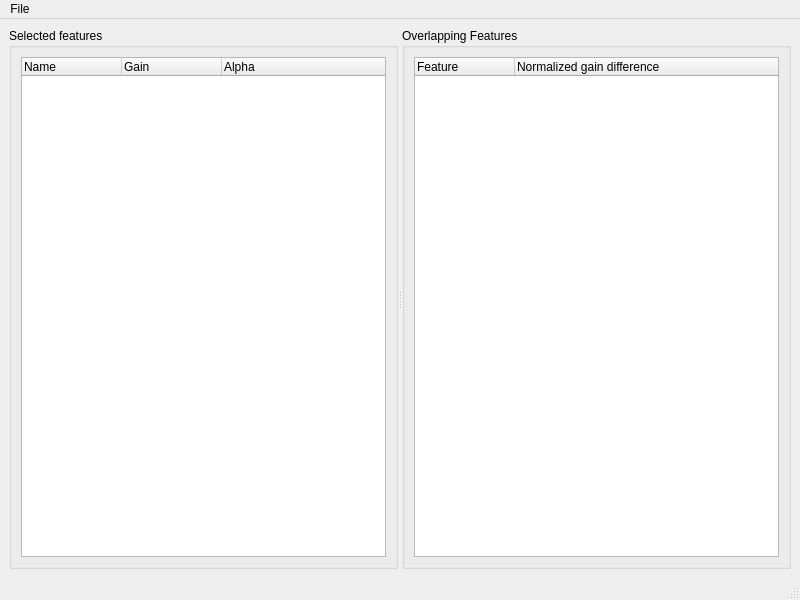
rug-compling/featuresqueeze, file overlapviewer/OverlapMainWindow.ui: the form before one commit.
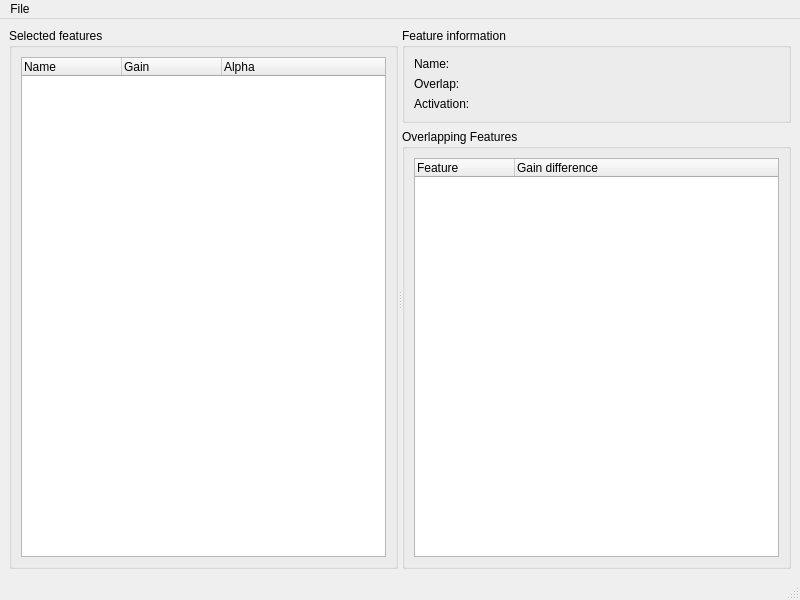
The form after the commit.

Commit message: Add name/overlap/activation information to the overlap viewer.

```diff
--- a/overlapviewer/OverlapMainWindow.ui
+++ b/overlapviewer/OverlapMainWindow.ui
@@ -14,7 +14,7 @@
    <string>MainWindow</string>
   </property>
   <widget class="QWidget" name="centralwidget">
-   <layout class="QVBoxLayout" name="verticalLayout_3">
+   <layout class="QVBoxLayout" name="verticalLayout_5">
     <item>
      <widget class="QSplitter" name="splitter">
       <property name="orientation">
@@ -46,6 +46,82 @@
         </item>
        </layout>
       </widget>
+      <widget class="QWidget" name="layoutWidget">
+       <layout class="QVBoxLayout" name="verticalLayout_4">
+        <item>
+         <widget class="QGroupBox" name="groupBox_3">
+          <property name="title">
+           <string>Feature information</string>
+          </property>
+          <layout class="QVBoxLayout" name="verticalLayout_3">
+           <item>
+            <layout class="QFormLayout" name="formLayout">
+             <property name="labelAlignment">
+              <set>Qt::AlignLeading|Qt::AlignLeft|Qt::AlignTop</set>
+             </property>
+             <property name="formAlignment">
+              <set>Qt::AlignLeading|Qt::AlignLeft|Qt::AlignTop</set>
+             </property>
+             <item row="0" column="0">
+              <widget class="QLabel" name="label">
+               <property name="text">
+                <string>Name:</string>
+               </property>
+              </widget>
+             </item>
+             <item row="0" column="1">
+              <widget class="QLabel" name="nameQLabel">
+               <property name="sizePolicy">
+                <sizepolicy hsizetype="Preferred" vsizetype="Preferred">
+                 <horstretch>0</horstretch>
+                 <verstretch>0</verstretch>
+                </sizepolicy>
+               </property>
+               <property name="text">
+                <string notr="true"/>
+               </property>
+               <property name="scaledContents">
+                <bool>false</bool>
+               </property>
+               <property name="wordWrap">
+                <bool>true</bool>
+               </property>
+              </widget>
+             </item>
+             <item row="1" column="0">
+              <widget class="QLabel" name="label_3">
+               <property name="text">
+                <string>Overlap:</string>
+               </property>
+              </widget>
+             </item>
+             <item row="1" column="1">
+              <widget class="QLabel" name="overlapQLabel">
+               <property name="text">
+                <string/>
+               </property>
+              </widget>
+             </item>
+             <item row="2" column="0">
+              <widget class="QLabel" name="label_2">
+               <property name="text">
+                <string>Activation:</string>
+               </property>
+              </widget>
+             </item>
+             <item row="2" column="1">
+              <widget class="QLabel" name="activationQLabel">
+               <property name="text">
+                <string/>
+               </property>
+              </widget>
+             </item>
+            </layout>
+           </item>
+          </layout>
+         </widget>
+        </item>
+        <item>
       <widget class="QGroupBox" name="groupBox_2">
        <property name="title">
         <string>Overlapping Features</string>
@@ -60,9 +136,12 @@
           </column>
           <column>
            <property name="text">
-            <string>Normalized gain difference</string>
-           </property>
-          </column>
+               <string>Gain difference</string>
+              </property>
+             </column>
+            </widget>
+           </item>
+          </layout>
          </widget>
         </item>
        </layout>
```
Lines whose indentation alone changed are shown as unchanged. The commit also changes 3 other files.
